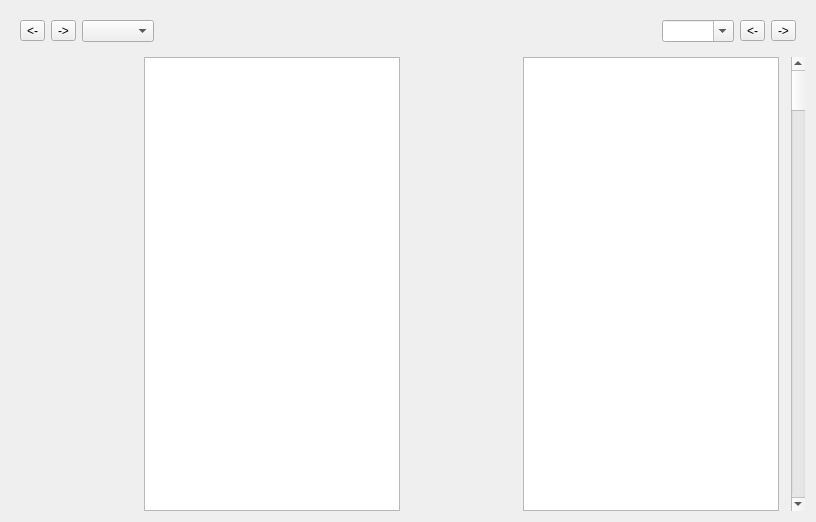
Old version of the form src/plume/gui/writingzone/writing_zone.ui in the repository jacquetc/skribisto.
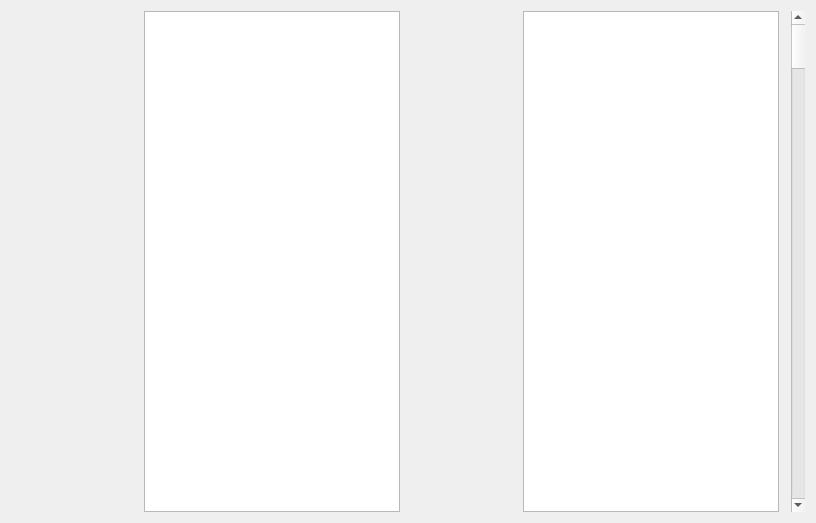
New version of the form. Icons and pictures are not drawn. Custom widgets are drawn as their Qt base class.

Commit message: separate quick search and text navigator from writing_zone.ui ; fix the displayed names of the docks with ObjectName ; implement a working load / save for synopsis dock plugin (very crude...)

The edit to the form file:
```diff
--- a/src/plume/gui/writingzone/writing_zone.ui
+++ b/src/plume/gui/writingzone/writing_zone.ui
@@ -10,100 +10,13 @@
     <x>0</x>
     <y>0</y>
     <width>816</width>
-    <height>522</height>
+    <height>523</height>
    </rect>
   </property>
   <property name="windowTitle">
    <string>Form</string>
   </property>
   <layout class="QVBoxLayout" name="verticalLayout">
-   <item>
-    <widget class="QWidget" name="widget" native="true">
-     <property name="maximumSize">
-      <size>
-       <width>16777215</width>
-       <height>40</height>
-      </size>
-     </property>
-     <layout class="QHBoxLayout" name="horizontalLayout_4">
-      <item>
-       <layout class="QHBoxLayout" name="horizontalLayout_2">
-        <item>
-         <widget class="QToolButton" name="historyPreviousToolButton">
-          <property name="text">
-           <string>&lt;-</string>
-          </property>
-          <property name="icon">
-           <iconset>
-            <normaloff>../pics/32x32/arrow-left.png</normaloff>../pics/32x32/arrow-left.png</iconset>
-          </property>
-         </widget>
-        </item>
-        <item>
-         <widget class="QToolButton" name="historyNextToolButton">
-          <property name="text">
-           <string>-&gt;</string>
-          </property>
-          <property name="icon">
-           <iconset>
-            <normaloff>../pics/32x32/arrow-right.png</normaloff>../pics/32x32/arrow-right.png</iconset>
-          </property>
-         </widget>
-        </item>
-        <item>
-         <widget class="QComboBox" name="browserComboBox"/>
-        </item>
-       </layout>
-      </item>
-      <item>
-       <spacer name="horizontalSpacer">
-        <property name="orientation">
-         <enum>Qt::Horizontal</enum>
-        </property>
-        <property name="sizeHint" stdset="0">
-         <size>
-          <width>40</width>
-          <height>20</height>
-         </size>
-        </property>
-       </spacer>
-      </item>
-      <item>
-       <layout class="QHBoxLayout" name="horizontalLayout_3">
-        <item>
-         <widget class="QComboBox" name="findComboBox">
-          <property name="editable">
-           <bool>true</bool>
-          </property>
-         </widget>
-        </item>
-        <item>
-         <widget class="QToolButton" name="findPreviousToolButton">
-          <property name="text">
-           <string>&lt;-</string>
-          </property>
-          <property name="icon">
-           <iconset>
-            <normaloff>../pics/32x32/arrow-left.png</normaloff>../pics/32x32/arrow-left.png</iconset>
-          </property>
-         </widget>
-        </item>
-        <item>
-         <widget class="QToolButton" name="findNextToolButton">
-          <property name="text">
-           <string>-&gt;</string>
-          </property>
-          <property name="icon">
-           <iconset>
-            <normaloff>../pics/32x32/arrow-right.png</normaloff>../pics/32x32/arrow-right.png</iconset>
-          </property>
-         </widget>
-        </item>
-       </layout>
-      </item>
-     </layout>
-    </widget>
-   </item>
    <item>
     <layout class="QHBoxLayout" name="horizontalLayout">
      <item>
@@ -222,6 +135,9 @@
      </item>
      <item>
       <widget class="RichTextEdit" name="richTextEdit">
+       <property name="verticalScrollBarPolicy">
+        <enum>Qt::ScrollBarAlwaysOff</enum>
+       </property>
        <property name="horizontalScrollBarPolicy">
         <enum>Qt::ScrollBarAlwaysOff</enum>
        </property>
@@ -321,7 +237,14 @@
       </widget>
      </item>
      <item>
-      <widget class="Minimap2" name="minimap"/>
+      <widget class="Minimap2" name="minimap">
+       <property name="verticalScrollBarPolicy">
+        <enum>Qt::ScrollBarAlwaysOff</enum>
+       </property>
+       <property name="horizontalScrollBarPolicy">
+        <enum>Qt::ScrollBarAlwaysOff</enum>
+       </property>
+      </widget>
      </item>
      <item>
       <widget class="Minimap" name="minimap_old" native="true"/>
```
The commit also changes 20 other files.
